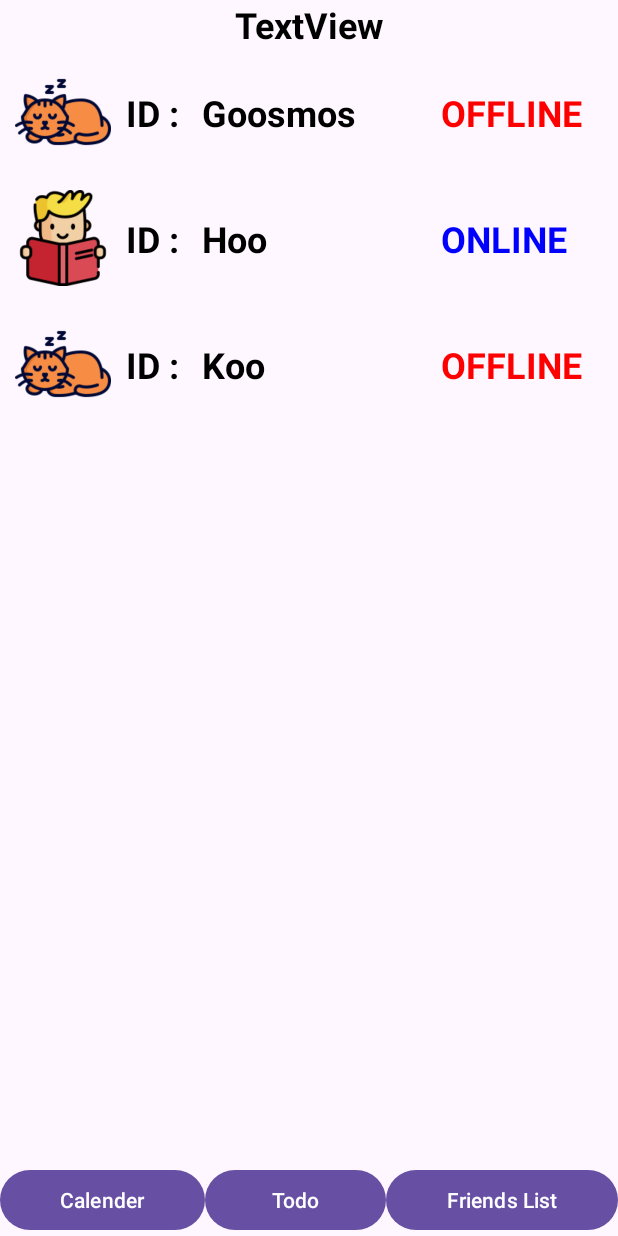
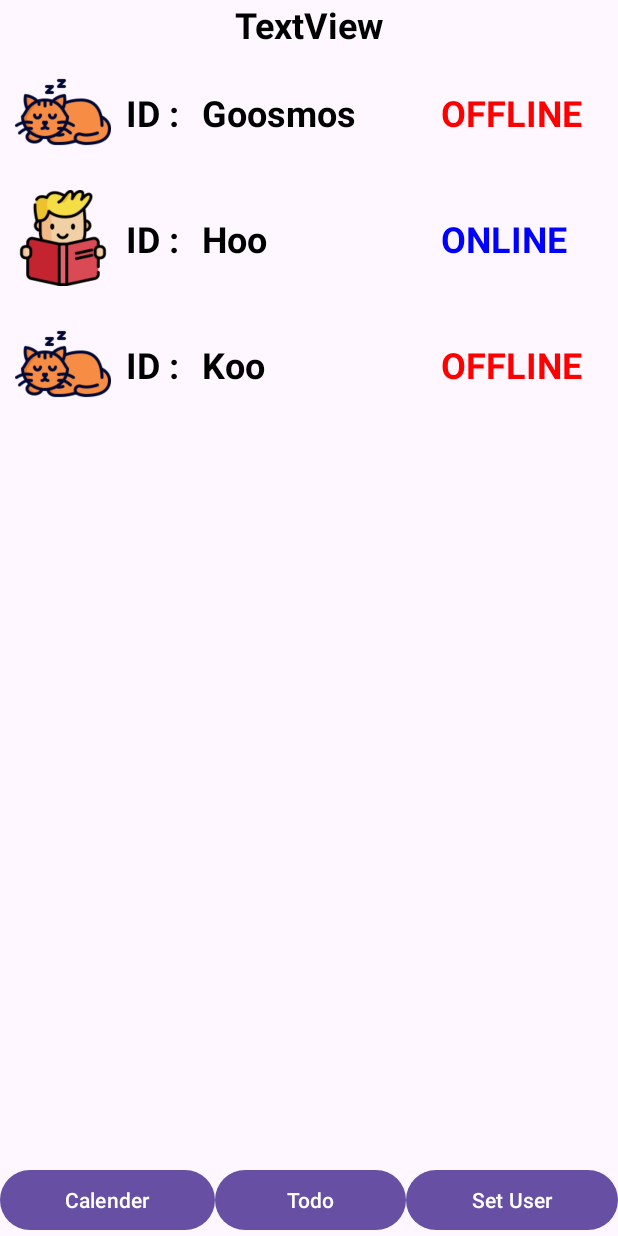
Before and after one commit to BradleyRyu/oop, an Android app: the FriendsListFragment screen opened through its navigation route, on a phone screen of 412 x 824 dp. Run offline under Robolectric (Android 15) with nearby library versions, the phone set to English and light mode, and no system bars; our stand-ins replace navigation-ui.

Commit message:
add UserSettings

```diff
--- a/MyProjectApplication/app/src/main/java/com/example/myprojectapplication/FriendsListFragment.kt
+++ b/MyProjectApplication/app/src/main/java/com/example/myprojectapplication/FriendsListFragment.kt
@@ -36,6 +36,16 @@ class FriendsListFragment : Fragment() {
             findNavController().navigate(R.id.action_friendsListFragment_to_calenderFragment)
         }
 
+        binding?.btnTodo?.setOnClickListener {
+            findNavController().navigate(R.id.action_friendsListFragment_to_todoFragment)
+        }
+
+        binding?.btnSetting?.setOnClickListener {
+            findNavController().navigate(R.id.action_friendsListFragment_to_setUserFragment2)
+        }
+
+
+
     }
 
 }
--- a/MyProjectApplication/app/src/main/res/layout/fragment_friends_list.xml
+++ b/MyProjectApplication/app/src/main/res/layout/fragment_friends_list.xml
@@ -43,17 +43,17 @@
             android:text="Calender" />
 
         <Button
-            android:id="@+id/button2"
+            android:id="@+id/btn_todo"
             android:layout_width="wrap_content"
             android:layout_height="wrap_content"
             android:layout_weight="1"
             android:text="Todo" />
 
         <Button
-            android:id="@+id/btn_this"
+            android:id="@+id/btn_setting"
             android:layout_width="wrap_content"
             android:layout_height="wrap_content"
             android:layout_weight="1"
-            android:text="Friends List" />
+            android:text="Set User" />
     </LinearLayout>
 </androidx.constraintlayout.widget.ConstraintLayout>
--- a/MyProjectApplication/app/src/main/res/navigation/nav_main.xml
+++ b/MyProjectApplication/app/src/main/res/navigation/nav_main.xml
@@ -66,6 +66,12 @@
         <action
             android:id="@+id/action_friendsListFragment_to_calenderFragment"
             app:destination="@id/calenderFragment" />
+        <action
+            android:id="@+id/action_friendsListFragment_to_setUserFragment2"
+            app:destination="@id/setUserFragment" />
+        <action
+            android:id="@+id/action_friendsListFragment_to_todoFragment"
+            app:destination="@id/todoFragment" />
     </fragment>
     <fragment
         android:id="@+id/timerFragment"
@@ -76,4 +82,13 @@
             android:id="@+id/action_timerFragment_to_calenderFragment"
             app:destination="@id/calenderFragment" />
     </fragment>
+    <fragment
+        android:id="@+id/setUserFragment"
+        android:name="com.example.myprojectapplication.SetUserFragment"
+        android:label="fragment_set_user"
+        tools:layout="@layout/fragment_set_user" >
+        <action
+            android:id="@+id/action_setUserFragment_to_friendsListFragment2"
+            app:destination="@id/friendsListFragment" />
+    </fragment>
 </navigation>
```
Also changed, not shown: MyProjectApplication/app/src/main/java/com/example/myprojectapplication/SetUserFragment.kt (added, +40 -0 lines), MyProjectApplication/app/src/main/res/layout/fragment_set_user.xml (added, +75 -0 lines).
